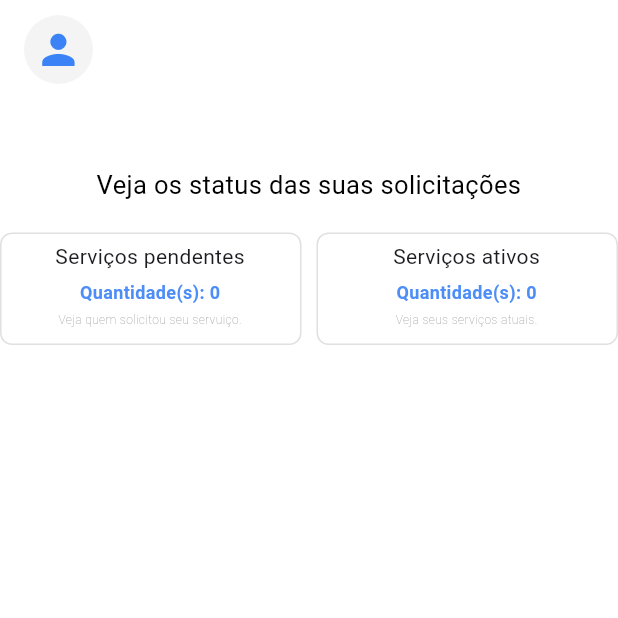
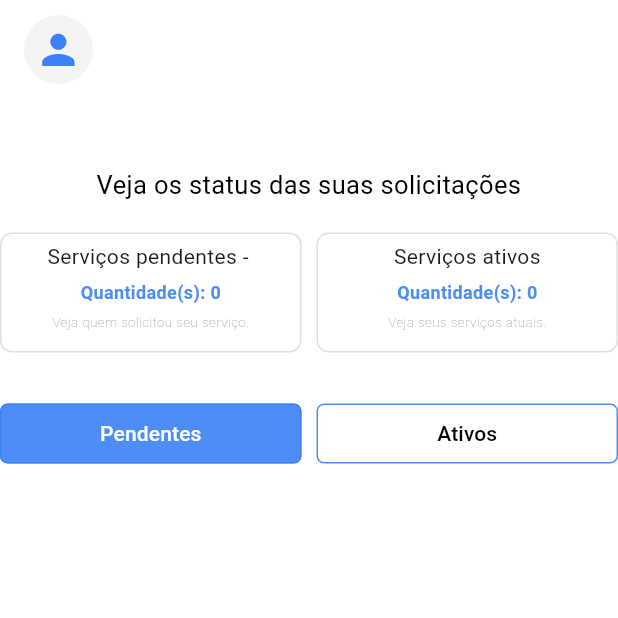
Before and after one commit to dheniiel/laborhub, a Flutter app: the Homeprofissional screen opened directly with empty values, on a phone screen of 412 x 824 dp, the top half of it. Run offline on Flutter 3.47's test engine with Material 3 defaults, Android fonts, the light colour scheme and no system bars; our stand-ins replace currency_text_input_formatter, image_picker, mask_text_input_formatter, sqflite, sqflite_common_ffi; missing offline and left inert: bcrypt; accounts and stored records are empty; Roboto replaces fonts that are missing (Montserrat); project files that could hold a hidden picture were left out.

Commit message:
Query de listagem de solicitacoes pendentes para profissional, botoes para organização de listagem

```diff
--- a/lib/Telas/homeProfissional.dart
+++ b/lib/Telas/homeProfissional.dart
@@ -38,17 +38,27 @@ class _HomeProfissionalState extends State<Homeprofissional> {
 
   late Usuarios _usuario = widget.usuarios;
    int _totalPendente = 0;
+   int _totalAtivo = 0;
+   bool _tipoServico = true;
 
 
   Future<void> _carregarPendente() async {
 
     try {
       final total = await _solicitacaoRepository.listarServicoPendente();
+      final totalAtivo = await _solicitacaoRepository.listarServicoAtivos();
+      final usuarioId = widget.usuarios.usuarios_id;
+
+      if (usuarioId == null) return;
+
+      final solicitacoes = await _solicitacaoRepository
+          .solicitacaoPendente(usuarioId);
 
       if(!mounted) return;
 
       setState(() {
         _totalPendente = total;
+        _totalAtivo = totalAtivo;
 
       });
 
@@ -56,7 +66,7 @@ class _HomeProfissionalState extends State<Homeprofissional> {
       if(!mounted) return;
 
       ScaffoldMessenger.of(context).showSnackBar(
-        const SnackBar(content: Text("Não foi possível carregar solicitações pendentes")),
+        const SnackBar(content: Text("Não foi possível carregar suas solicitações")),
       );
     }
   }
@@ -119,10 +129,14 @@ class _HomeProfissionalState extends State<Homeprofissional> {
                 Row(
                   children: [
                     Expanded(
+                      child: SizedBox(
+                          height: 80,
+                          width: 60,
                           child: CardServico(
-                          titulo: "Serviços pendentes",
+                              titulo: "Serviços pendentes - ${s}",
                               quantidade: _totalPendente,
-                          message: "Veja quem solicitou seu servuiço.",
+                              message: "Veja quem solicitou seu serviço.",
+                          ),
                       ),
 
                     ),
@@ -130,16 +144,85 @@ class _HomeProfissionalState extends State<Homeprofissional> {
                     const SizedBox(width: 10),
 
                     Expanded(
+                      child:  SizedBox(
+                        height: 80,
+                        width: 60,
                         child: CardServico(
                             titulo: "Serviços ativos",
-                          quantidade: _totalPendente,
+                            quantidade: _totalAtivo,
                             message: "Veja seus serviços atuais.",
                         ),
+                      )
                     )
 
                   ],
 
+                ),
+
+                const SizedBox(height: 30),
+
+                Row(
+                  crossAxisAlignment: CrossAxisAlignment.start,
+                  children: [
+                    //   Pessoa fisica
+                    Expanded(
+                      flex: 1,
+                      child: OutlinedButton(
+                        onPressed: () {
+                          setState(() {
+                            _tipoServico = true;
+                          });
+                        },
+
+                        style: OutlinedButton.styleFrom(
+                            minimumSize: const Size(0,40),
+                            padding: const EdgeInsets.symmetric(horizontal: 8),
+                            backgroundColor: _tipoServico
+                                ? Color.fromARGB(1000, 59, 130, 246)
+                                : Colors.white,
+                            foregroundColor: _tipoServico
+                                ? Colors.white
+                                : Colors.black,
+                            side: const BorderSide(color: Color.fromARGB(1000, 59, 130, 246)),
+                            shape: RoundedRectangleBorder(
+                              borderRadius: BorderRadius.circular(5),
+
                             )
+                        ),
+                        child: const Text("Pendentes"),
+                      ),
+                    ),
+
+                    const SizedBox(width: 10),
+                    Expanded(
+                      flex: 1,
+                      child: OutlinedButton(
+                        onPressed: () {
+                          setState(() {
+                            _tipoServico = false;
+                          });
+                        },
+
+                        style: OutlinedButton.styleFrom(
+                            minimumSize: const Size(0,40),
+                            backgroundColor: !_tipoServico
+                                ? Color.fromARGB(1000, 59, 130, 246)
+                                : Colors.white,
+                            foregroundColor: !_tipoServico
+                                ? Colors.white
+                                : Colors.black,
+                            side: const BorderSide(color: Color.fromARGB(1000, 59, 130, 246)),
+                            shape: RoundedRectangleBorder(
+                              borderRadius: BorderRadius.circular(5),
+
+                            )
+                        ),
+                        child: const Text("Ativos"),
+                      ),
+                    ),
+
+                  ],
+                ),
 
 
 
@@ -209,7 +292,7 @@ class CardServico extends StatelessWidget {
   Widget build(BuildContext context) {
     // TODO: implement build
     return Container(
-      padding: const EdgeInsets.fromLTRB(4, 5, 5, 10),
+      padding: const EdgeInsets.fromLTRB(0, 5, 0, 10),
       decoration: BoxDecoration(
         color: Colors.white,
         borderRadius: BorderRadius.circular(8),
@@ -238,7 +321,7 @@ class CardServico extends StatelessWidget {
           Text(
             message,
             style: TextStyle(
-              fontSize: 8,
+              fontSize: 9,
               color: Colors.grey,
               fontWeight: FontWeight.w200,
             ),
```
Also changed, not shown: lib/Repository/solicitacao_repository.dart (+28 -0 lines), lib/Model/solicitacaoPendenteProfissional.dart (added), 1 other file. Lines whose indentation alone changed are shown as unchanged.
